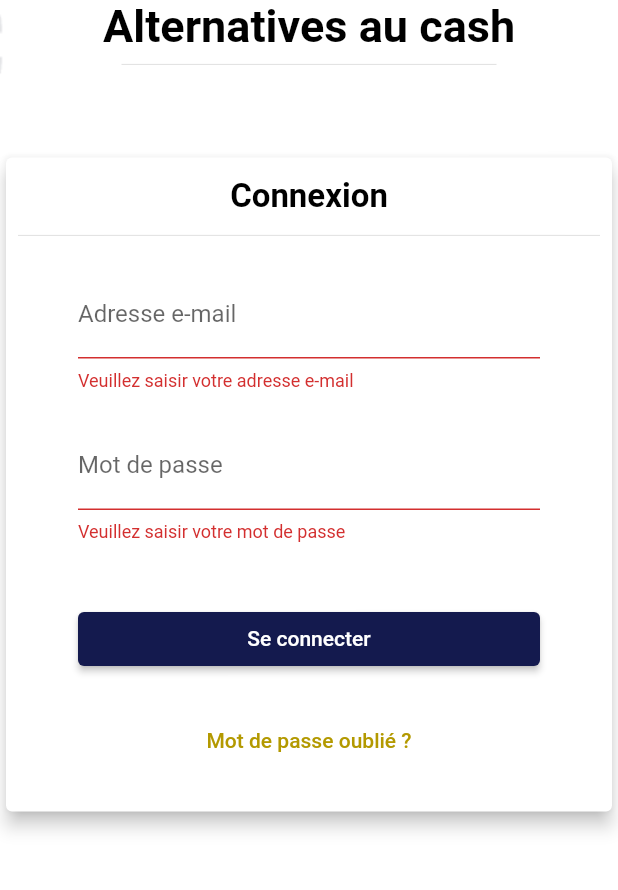
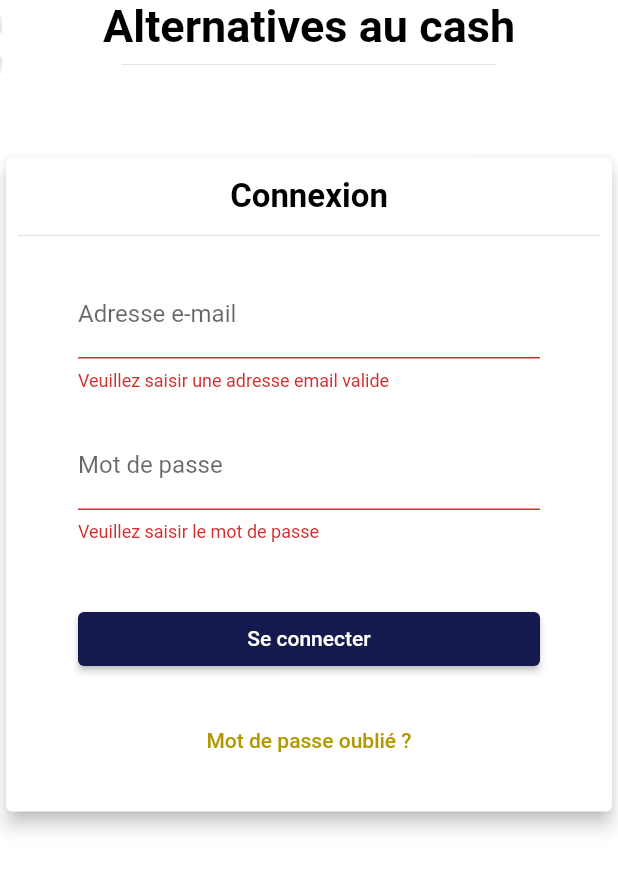
Before and after one commit to Darylabrador/hackathon_desktop, a Flutter app: the screen it shows after launch, after a tap on "Se connecter", on a phone screen of 412 x 824 dp, the part 238-1128 px from its top. Run offline on Flutter 3.47's test engine with Material 2 defaults, Android fonts, the phone set to English and light mode, and no system bars; our stand-ins replace charts_flutter, jwt_decoder, material_design_icons_flutter, printing, shared_preferences; missing offline and left inert: window_size; accounts and stored records are empty; network calls fail.

Commit message:
clean project (1)

```diff
--- /dev/null
+++ b/lib/services/validator_service.dart
@@ -0,0 +1,46 @@
+class ValidatorService {
+  static String? validateEmail(String? value) {
+    String pattern =
+        r"^[a-zA-Z0-9.!#$%&'*+/=?^_`{|}~-]+@[a-zA-Z0-9](?:[a-zA-Z0-9-]"
+        r"{0,253}[a-zA-Z0-9])?(?:\.[a-zA-Z0-9](?:[a-zA-Z0-9-]"
+        r"{0,253}[a-zA-Z0-9])?)*$";
+    RegExp regex = RegExp(pattern);
+
+    if (value!.trim().isEmpty) {
+      return 'Veuillez saisir une adresse email valide';
+    }
+
+    if (!regex.hasMatch(value)) {
+      return 'Veuillez saisir une adresse email valide';
+    } else {
+      return null;
+    }
+  }
+
+  static String? validatePassword(String? value) {
+    if (value!.trim().isEmpty) {
+      return "Veuillez saisir le mot de passe";
+    }
+    if (value.length < 5) {
+      return "Le mot de passe doit faire 5 caractères minimum";
+    }
+    return null;
+  }
+
+  static String? validateField(String? value) {
+    if (value!.trim().isEmpty) {
+      return "Veuillez saisir une valeur";
+    }
+    return null;
+  }
+
+  static String? validateAge(String? value) {
+    if (value!.trim().isEmpty) {
+      return 'Veuillez saisir votre age';
+    }
+    if (!value.contains(RegExp(r'^[0-9]{2}'))) {
+      return 'Il faut que des chiffres';
+    }
+    return null;
+  }
+}
--- a/lib/widgets/account/account_informations.dart
+++ b/lib/widgets/account/account_informations.dart
@@ -4,6 +4,7 @@ import 'package:provider/provider.dart';
 import './account_information_form.dart';
 import '../../models/account.dart';
 import '../../providers/account_setting.dart';
+import '../../services/error_service.dart';
 
 class AccountInformations extends StatefulWidget {
   const AccountInformations({Key? key}) : super(key: key);
@@ -21,6 +22,10 @@ class _AccountInformationsState extends State<AccountInformations> {
             .getAccountInformations(),
         builder: (ctx, AsyncSnapshot<Map<String, dynamic>> accountSnapshot) {
           if (accountSnapshot.connectionState == ConnectionState.done) {
+            if (!accountSnapshot.hasData) {
+              return ErrorService.showError("Service indisponible");
+            }
+
             Account accountData = Account(
               id: accountSnapshot.data!["id"],
               email: accountSnapshot.data!["email"],
--- a/lib/widgets/auth/auth_form.dart
+++ b/lib/widgets/auth/auth_form.dart
@@ -5,6 +5,7 @@ import '../../screens/forgotten_password_screen.dart';
 import '../../utils/snackbar.dart';
 
 import '../../providers/auth.dart';
+import '../../services/validator_service.dart';
 
 class AuthForm extends StatefulWidget {
   const AuthForm({Key? key}) : super(key: key);
@@ -51,17 +52,11 @@ class _AuthFormState extends State<AuthForm> {
               mainAxisAlignment: MainAxisAlignment.center,
               children: [
                 TextFormField(
-                  decoration:
-                      const InputDecoration(labelText: 'Adresse e-mail'),
+                  decoration: const InputDecoration(labelText: 'Adresse e-mail'),
                   textInputAction: TextInputAction.next,
                   keyboardType: TextInputType.emailAddress,
                   controller: _emailController,
-                  validator: (value) {
-                    if (value!.isEmpty) {
-                      return 'Veuillez saisir votre adresse e-mail';
-                    }
-                    return null;
-                  },
+                  validator: (value) => ValidatorService.validateEmail(value),
                 ),
                 const SizedBox(height: 20),
                 TextFormField(
@@ -69,12 +64,7 @@ class _AuthFormState extends State<AuthForm> {
                   textInputAction: TextInputAction.done,
                   controller: _passwordController,
                   obscureText: true,
-                  validator: (value) {
-                    if (value!.isEmpty) {
-                      return 'Veuillez saisir votre mot de passe';
-                    }
-                    return null;
-                  },
+                  validator: (value) => ValidatorService.validatePassword(value),
                 ),
                 const SizedBox(height: 40),
                 SizedBox(
@@ -91,7 +81,8 @@ class _AuthFormState extends State<AuthForm> {
                 TextButton(
                   onPressed: () {
                     Navigator.of(context).pushReplacementNamed(
-                        ForgottenPasswordScreen.routeName);
+                      ForgottenPasswordScreen.routeName,
+                    );
                   },
                   child: const Text("Mot de passe oublié ?"),
                 ),
--- a/lib/widgets/displayed_chart.dart
+++ b/lib/widgets/displayed_chart.dart
@@ -8,6 +8,7 @@ import 'datatable/participant_data_table.dart';
 import 'datatable/team_by_phase_data_table.dart';
 
 import '../providers/phase_provider.dart';
+import '../services/error_service.dart';
 
 class DisplayedChart extends StatefulWidget {
   const DisplayedChart({Key? key}) : super(key: key);
@@ -50,6 +51,11 @@ class _DisplayedChartState extends State<DisplayedChart> {
                   ),
                 );
               }
+
+              if (phaseData.phaseList!.isEmpty) {
+                return ErrorService.showError("Statistiques indisponible");
+              }
+
               return const Center(
                 child: CircularProgressIndicator(),
               );
--- a/lib/widgets/resetPassword/ask_reset_form.dart
+++ b/lib/widgets/resetPassword/ask_reset_form.dart
@@ -5,6 +5,8 @@ import '../../providers/password_reset.dart';
 import '../../utils/snackbar.dart';
 import '../../screens/login_screen.dart';
 import '../components/double_button_form.dart';
+
+import '../../services/validator_service.dart';
 
 class AskResetForm extends StatefulWidget {
   final Function handleReseting;
@@ -46,18 +48,11 @@ class _AskResetFormState extends State<AskResetForm> {
         child: Column(
           children: [
             TextFormField(
-              decoration:
-                  const InputDecoration(labelText: "Votre adresse e-mail"),
+              decoration: const InputDecoration(labelText: "Votre adresse e-mail"),
               keyboardType: TextInputType.emailAddress,
               textInputAction: TextInputAction.done,
               controller: _emailController,
-              validator: (value) {
-                if (value!.isEmpty) {
-                  return 'Veuillez saisir votre adresse e-mail';
-                }
-                if (!value.contains("@")) return 'Adresse e-mail invalide';
-                return null;
-              },
+              validator: (value) => ValidatorService.validateEmail(value)
             ),
             const SizedBox(
               height: 20,
```
Also changed, not shown: lib/services/error_service.dart (added, +29 -0 lines), lib/services/route_service.dart (added, +22 -0 lines), lib/widgets/account/account_information_form.dart (+6 -33 lines), lib/widgets/account/account_password_form.dart (+4 -24 lines), lib/widgets/navigation/app_drawer.dart (+6 -6 lines), lib/widgets/resetPassword/reset_form.dart (+7 -24 lines).
